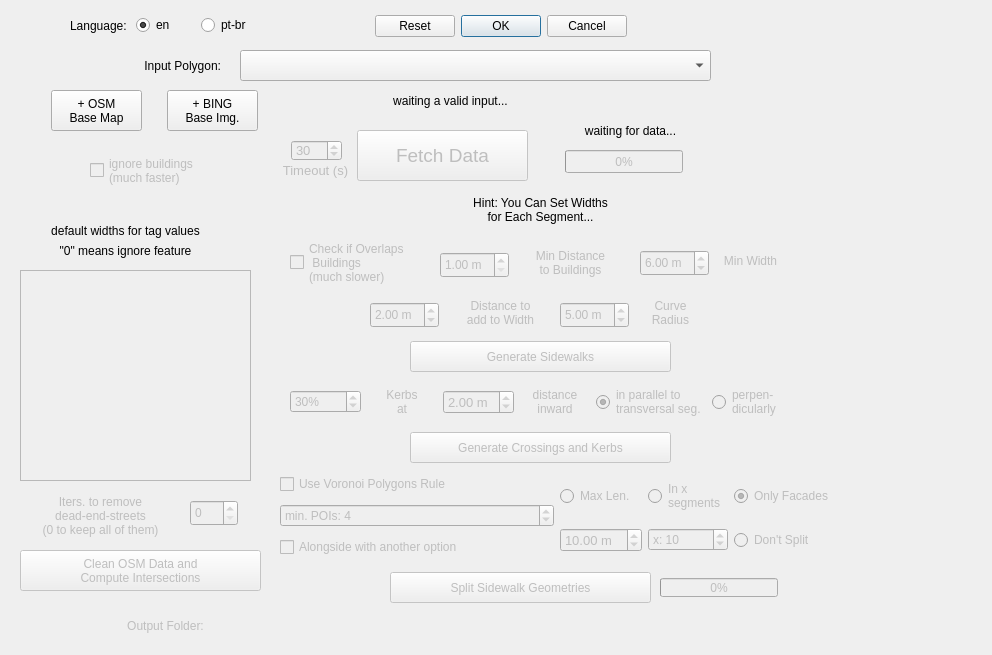
kauevestena/osm_sidewalkreator, file osm_sidewalkreator_dialog_base.ui: the form before one commit.
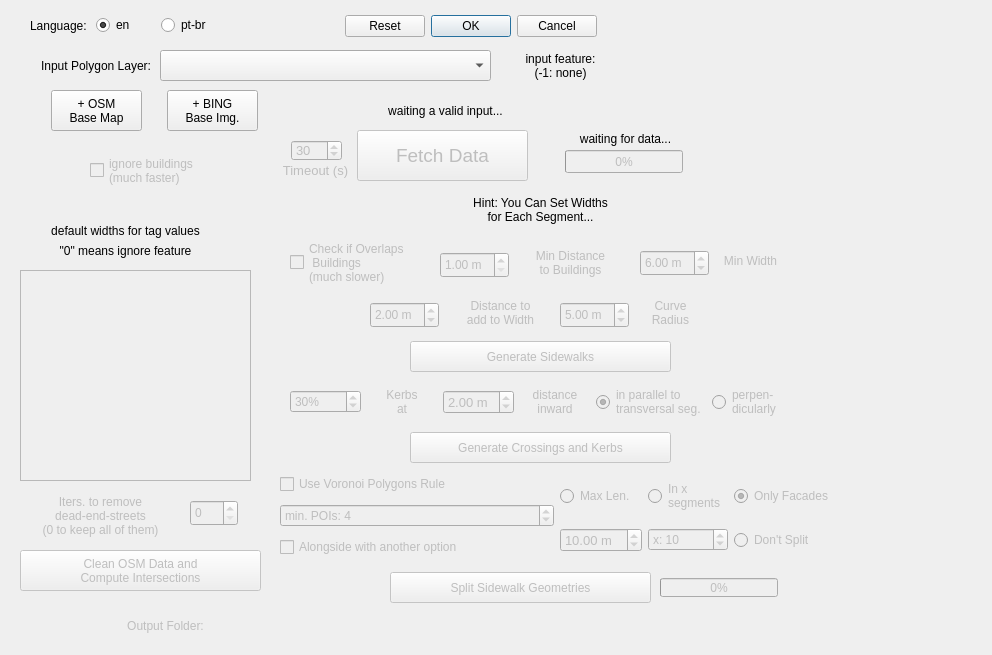
The form after the commit. Icons and pictures are not drawn. Custom widgets are drawn as their Qt base class.

Commit message: NOW YOU CAN SELECT THE INPUT FEATURE!!

Patch:
```diff
--- a/osm_sidewalkreator_dialog_base.ui
+++ b/osm_sidewalkreator_dialog_base.ui
@@ -19,7 +19,7 @@
    </property>
    <property name="geometry">
     <rect>
-     <x>370</x>
+     <x>340</x>
      <y>10</y>
      <width>261</width>
      <height>32</height>
@@ -38,7 +38,7 @@
   <widget class="QWidget" name="horizontalLayoutWidget">
    <property name="geometry">
     <rect>
-     <x>70</x>
+     <x>30</x>
      <y>10</y>
      <width>191</width>
      <height>31</height>
@@ -89,14 +89,14 @@
   <widget class="QLabel" name="input_pol_label">
    <property name="geometry">
     <rect>
-     <x>60</x>
+     <x>0</x>
      <y>50</y>
-     <width>161</width>
+     <width>151</width>
      <height>31</height>
     </rect>
    </property>
    <property name="text">
-    <string>Input Polygon:</string>
+    <string>Input Polygon Layer:</string>
    </property>
    <property name="alignment">
     <set>Qt::AlignRight|Qt::AlignTrailing|Qt::AlignVCenter</set>
@@ -105,9 +105,9 @@
   <widget class="QgsMapLayerComboBox" name="input_layer_selector">
    <property name="geometry">
     <rect>
-     <x>240</x>
+     <x>160</x>
      <y>50</y>
-     <width>471</width>
+     <width>331</width>
      <height>31</height>
     </rect>
    </property>
@@ -177,8 +177,8 @@
   <widget class="QLabel" name="input_status">
    <property name="geometry">
     <rect>
-     <x>335</x>
-     <y>90</y>
+     <x>330</x>
+     <y>100</y>
      <width>231</width>
      <height>21</height>
     </rect>
@@ -193,8 +193,8 @@
   <widget class="QLabel" name="input_status_of_data">
    <property name="geometry">
     <rect>
-     <x>545</x>
-     <y>120</y>
+     <x>540</x>
+     <y>128</y>
      <width>171</width>
      <height>21</height>
     </rect>
@@ -1182,8 +1182,56 @@
     <bool>false</bool>
    </property>
   </widget>
+  <widget class="QgsFeaturePickerWidget" name="input_layer_feature_selector">
+   <property name="geometry">
+    <rect>
+     <x>630</x>
+     <y>50</y>
+     <width>201</width>
+     <height>31</height>
+    </rect>
+   </property>
+  </widget>
+  <widget class="QLabel" name="input_feature_text">
+   <property name="geometry">
+    <rect>
+     <x>500</x>
+     <y>50</y>
+     <width>121</width>
+     <height>31</height>
+    </rect>
+   </property>
+   <property name="text">
+    <string>input feature:
+(-1: none)</string>
+   </property>
+   <property name="alignment">
+    <set>Qt::AlignCenter</set>
+   </property>
+  </widget>
+  <widget class="QLabel" name="input_feature_field">
+   <property name="geometry">
+    <rect>
+     <x>660</x>
+     <y>30</y>
+     <width>121</width>
+     <height>21</height>
+    </rect>
+   </property>
+   <property name="text">
+    <string/>
+   </property>
+   <property name="alignment">
+    <set>Qt::AlignCenter</set>
+   </property>
+  </widget>
  </widget>
  <customwidgets>
+  <customwidget>
+   <class>QgsFeaturePickerWidget</class>
+   <extends>QWidget</extends>
+   <header>qgsfeaturepickerwidget.h</header>
+  </customwidget>
   <customwidget>
    <class>QgsFileWidget</class>
    <extends>QWidget</extends>
```
The commit also changes 3 other files.
